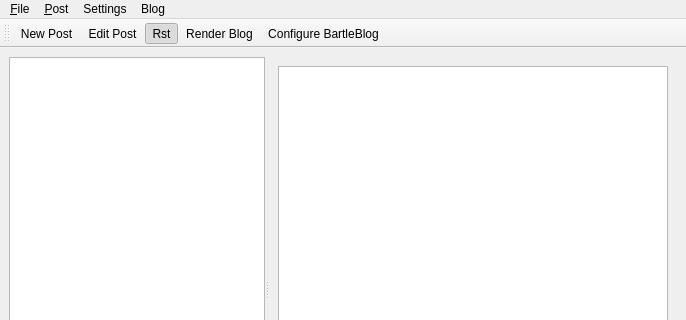
Before: the Qt Designer form BartleBlog/ui/mainwindow.ui in ralsina/ra-blog, drawn with Qt 5; both pictures show x 0 to 686 and y 0 to 320 of the 686 by 552 pixel window.
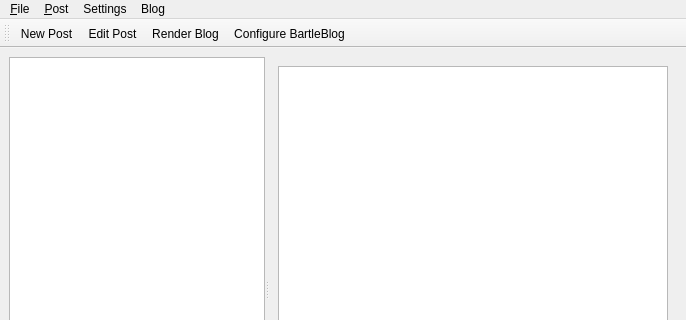
After: the same form once the commit is applied. Icons and pictures are not drawn.

```diff
--- a/BartleBlog/ui/mainwindow.ui
+++ b/BartleBlog/ui/mainwindow.ui
@@ -153,7 +153,7 @@
     <property name="title" >
      <string>&amp;Post</string>
     </property>
-    <addaction name="actionEdit_Item" />
+    <addaction name="actionEditPost" />
    </widget>
    <widget class="QMenu" name="menu_File" >
     <property name="title" >
@@ -189,12 +189,11 @@
     <number>4</number>
    </attribute>
    <addaction name="actionNewPost" />
-   <addaction name="actionEdit_Item" />
-   <addaction name="actionRst" />
+   <addaction name="actionEditPost" />
    <addaction name="actionRender_Blog" />
    <addaction name="actionConfigure" />
   </widget>
-  <action name="actionEdit_Item" >
+  <action name="actionEditPost" >
    <property name="checkable" >
     <bool>true</bool>
    </property>
@@ -205,20 +204,6 @@
     <string>Edit Post</string>
    </property>
   </action>
-  <action name="actionRst" >
-   <property name="checkable" >
-    <bool>true</bool>
-   </property>
-   <property name="checked" >
-    <bool>true</bool>
-   </property>
-   <property name="icon" >
-    <iconset resource="icons.qrc" >:/icons/icons/fonts.png</iconset>
-   </property>
-   <property name="text" >
-    <string>Rst</string>
-   </property>
-  </action>
   <action name="actionRender_Blog" >
    <property name="icon" >
     <iconset resource="icons.qrc" >:/icons/icons/up.png</iconset>
```
